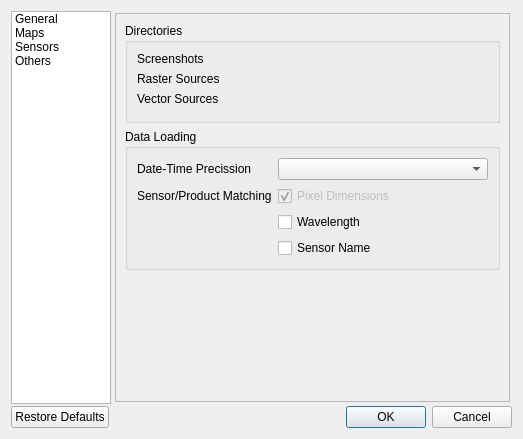
This is eotimeseriesviewer/ui/settingsdialog.ui in jakimowb/eo-time-series-viewer as Qt 5 draws it before an edit. The edited form follows.
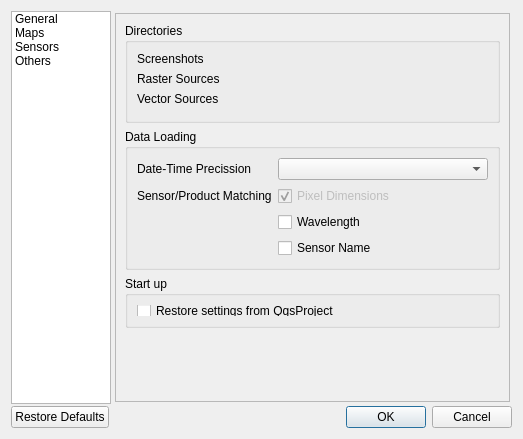
This is the edited form. The open tabs and pages were chosen to show the change. Icons and pictures are not drawn. Custom widgets are drawn as their Qt base class.

Commit message: settings.py settingsdialog.ui: assed Start-Up - Restore settings from QgsProject option main.py: EOTSV restores QgsProject settings on startup

The edit to the form file:
```diff
--- a/eotimeseriesviewer/ui/settingsdialog.ui
+++ b/eotimeseriesviewer/ui/settingsdialog.ui
@@ -90,8 +90,8 @@
              <rect>
               <x>0</x>
               <y>0</y>
-              <width>399</width>
-              <height>397</height>
+              <width>395</width>
+              <height>388</height>
              </rect>
             </property>
             <layout class="QVBoxLayout" name="verticalLayout_5">
@@ -213,6 +213,28 @@
                </layout>
               </widget>
              </item>
+             <item>
+              <widget class="QgsCollapsibleGroupBox" name="mGroupBox_3">
+               <property name="minimumSize">
+                <size>
+                 <width>0</width>
+                 <height>50</height>
+                </size>
+               </property>
+               <property name="title">
+                <string>Start up</string>
+               </property>
+               <layout class="QVBoxLayout" name="verticalLayout_6">
+                <item>
+                 <widget class="QCheckBox" name="cbStartupRestoreSettings">
+                  <property name="text">
+                   <string>Restore settings from QgsProject</string>
+                  </property>
+                 </widget>
+                </item>
+               </layout>
+              </widget>
+             </item>
              <item>
               <spacer name="verticalSpacer">
                <property name="orientation">
```
Left out of the diff: 2 changed lines with no effect on the pictures. The commit also changes 4 other files.
